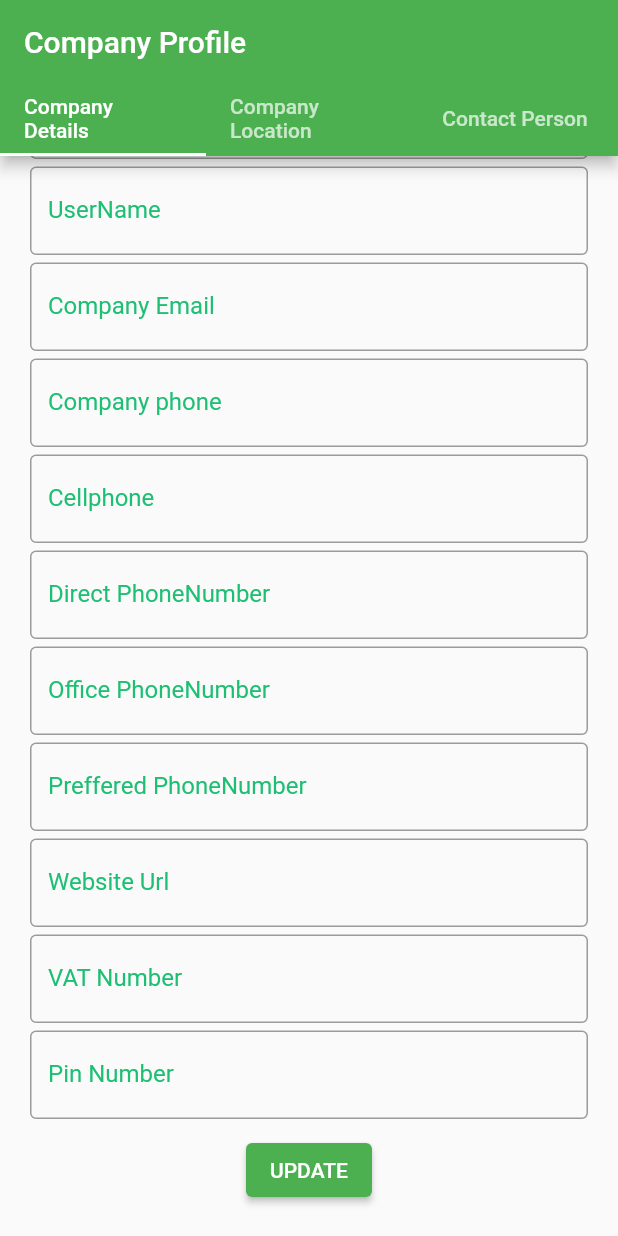
After one commit to andisiambuku/profile_screen, a Flutter app: the screen it shows after launch, scrolled down 222 dp, after a tap on "UPDATE", on a phone screen of 412 x 824 dp. The commit adds this screen. Run offline on Flutter 3.47's test engine with Material 2 defaults, Android fonts, the phone set to English and light mode, and no system bars.

Commit message:
company screens

```diff
--- /dev/null
+++ b/lib/company_details.dart
@@ -0,0 +1,121 @@
+import 'package:flutter/material.dart';
+
+class CompanyDetails extends StatelessWidget {
+  @override
+  Widget build(BuildContext context) {
+    return Scaffold(
+       resizeToAvoidBottomInset : true,
+      body: SingleChildScrollView(
+
+          child: Container(
+              padding: EdgeInsets.all(20.0),
+              child: Column(
+                children: [
+            CircleAvatar(
+             radius: 70.0,
+             backgroundColor: Color(0xff1dbf73),
+             backgroundImage: AssetImage('assets/images/avatar_image.png'),
+             ),
+                    SizedBox(height: 5),
+                    TextField(
+                      keyboardType: TextInputType.text,
+                      decoration: InputDecoration(
+                          labelText: 'Company Name',
+                          border: OutlineInputBorder(),
+                          labelStyle: TextStyle(
+                            color: Color(0xff1dbf73),
+                          )),
+                    ),
+                    SizedBox(height: 5),
+                    TextField(
+                      keyboardType: TextInputType.text,
+                      decoration: InputDecoration(
+                          labelText: 'UserName',
+                          border: OutlineInputBorder(),
+                          labelStyle: TextStyle(
+                            color: Color(0xff1dbf73),
+                          )),
+                    ),
+                    SizedBox(height: 5),
+                    TextField(
+                        keyboardType: TextInputType.emailAddress,
+                        decoration: InputDecoration(
+                            labelText: 'Company Email',
+                            border: OutlineInputBorder(),
+                            labelStyle: TextStyle(
+                              color: Color(0xff1dbf73),
+                            ))),
+                    SizedBox(height: 5),
+                    TextField(
+                        keyboardType: TextInputType.phone,
+                        decoration: InputDecoration(
+                            labelText: 'Company phone',
+                            border: OutlineInputBorder(),
+                            labelStyle: TextStyle(color: Color(0xff1dbf73)))),
+                    SizedBox(height: 5),
+                    TextField(
+                        keyboardType: TextInputType.phone,
+                        decoration: InputDecoration(
+                          labelText: 'Cellphone',
+                          border: OutlineInputBorder(),
+                          labelStyle: TextStyle(color: Color(0xff1dbf73)),
+                        )),
+                    SizedBox(height: 5),
+                    TextField(
+                        keyboardType: TextInputType.phone,
+                        decoration: InputDecoration(
+                          labelText: 'Direct PhoneNumber',
+                          border: OutlineInputBorder(),
+                          labelStyle: TextStyle(color: Color(0xff1dbf73)),
+                        )),
+                        SizedBox(height: 5),
+                    TextField(
+                        keyboardType: TextInputType.phone,
+                        decoration: InputDecoration(
+                          labelText: 'Office PhoneNumber',
+                          border: OutlineInputBorder(),
+                          labelStyle: TextStyle(color: Color(0xff1dbf73)),
+                        )),
+                        SizedBox(height: 5),
+                         TextField(
+                        keyboardType: TextInputType.phone,
+                        decoration: InputDecoration(
+                          labelText: 'Preffered PhoneNumber',
+                          border: OutlineInputBorder(),
+                          labelStyle: TextStyle(color: Color(0xff1dbf73)),
+                        )),
+                        SizedBox(height: 5),
+                    TextField(
+                        keyboardType: TextInputType.url,
+                        decoration: InputDecoration(
+                          labelText: 'Website Url',
+                          border: OutlineInputBorder(),
+                          labelStyle: TextStyle(color: Color(0xff1dbf73)),
+                        )),
+                        SizedBox(height: 5),
+                    TextField(
+                        keyboardType: TextInputType.phone,
+                        decoration: InputDecoration(
+                          labelText: 'VAT Number',
+                          border: OutlineInputBorder(),
+                          labelStyle: TextStyle(color: Color(0xff1dbf73)),
+                        )),
+                        SizedBox(height: 5),
+                    TextField(
+                        keyboardType: TextInputType.phone,
+                        decoration: InputDecoration(
+                          labelText: 'Pin Number',
+                          border: OutlineInputBorder(),
+                          labelStyle: TextStyle(color: Color(0xff1dbf73)),
+                        )),
+                    SizedBox(height: 10),
+                    ElevatedButton(
+                      child: Text('UPDATE'),
+                      onPressed: () {},
+                    ),
+                  ],
+                ),
+              )),
+    );
+  }
+}
--- a/lib/main.dart
+++ b/lib/main.dart
@@ -7,7 +7,7 @@ class MyApp extends StatelessWidget {
   @override
   Widget build(BuildContext context) {
     return MaterialApp(
-      title: 'User Profile',
+      title: 'Company Profile',
       theme: ThemeData(
         primarySwatch: Colors.green,
       ),
--- a/lib/tabview.dart
+++ b/lib/tabview.dart
@@ -1,5 +1,5 @@
-import 'package:companyprofile/user_details.dart';
-import 'package:companyprofile/user_location.dart';
+import 'package:companyprofile/company_details.dart';
+import 'package:companyprofile/company_location.dart';
 import 'package:flutter/material.dart';
 
 class TestTab extends StatelessWidget {
@@ -8,26 +8,26 @@ class TestTab extends StatelessWidget {
   @override
   Widget build(BuildContext context) {
     return DefaultTabController(
-      length: 2,
+      length: 3,
       child: Scaffold(
         appBar: AppBar(
 
           bottom: TabBar(
             tabs: [
-              Tab(icon: Text('General Details')),
-              Tab(icon: Text('Location')),
+              Tab(icon: Text('Company Details')),
+              Tab(icon: Text('Company Location')),
+              Tab(icon: Text('Contact Person')),
             ],
           ),
-          title: Text('Company Details'),
+          title: Text('Company Profile'),
         ),
         body: TabBarView(
 
           children: [
-             UserDetails(),
-             UserLocation(),
+            CompanyDetails(),
+            CompanyLocation(),
+             //ContactPerson(),
 
-            // Text('General Details'),
-            // Text('Location'),
           ],
         ),
       ),
--- a/pubspec.yaml
+++ b/pubspec.yaml
@@ -45,9 +45,10 @@ flutter:
   uses-material-design: true
 
   # To add assets to your application, add an assets section, like this:
-  # assets:
+assets:
   #   - images/a_dot_burr.jpeg
   #   - images/a_dot_ham.jpeg
+  -  images/avatar_image.png
 
   # An image asset can refer to one or more resolution-specific "variants", see
   # https://flutter.dev/assets-and-images/#resolution-aware.
```
Also changed, not shown: lib/company_location.dart (renamed from lib/user_location.dart, +4 -3 lines), lib/contact_person.dart (added, +78 -0 lines), lib/user_details.dart (deleted, +0 -75 lines), assets/images/avatar_image.png (added), 1 other file.
